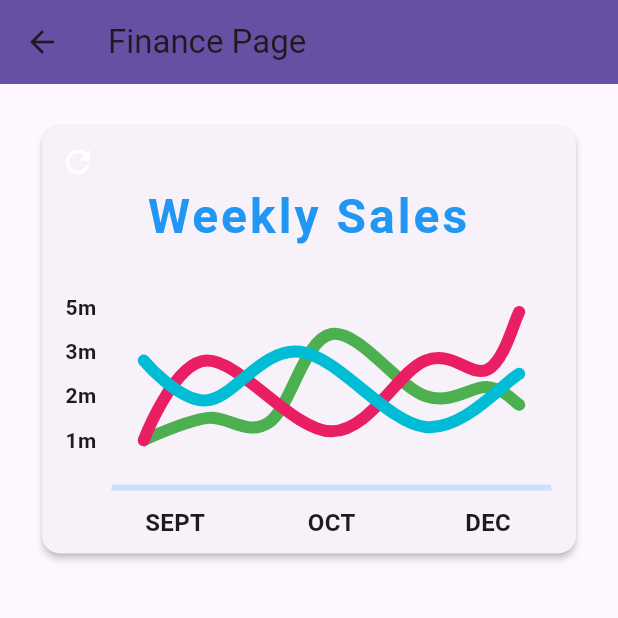
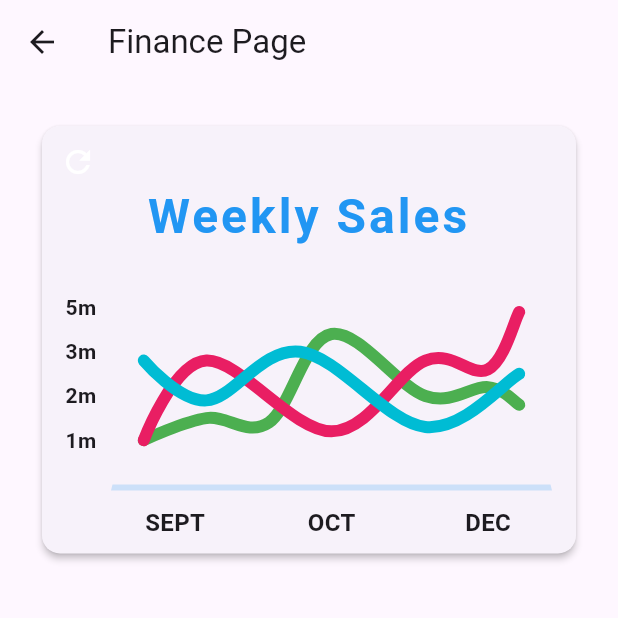
Before and after one commit to GaafarDev/Event-Invitation-App-Invit-, a Flutter app: the FinancePage screen opened directly, on a phone screen of 412 x 824 dp, the top half of it. Run offline on Flutter 3.47's test engine with Material 3 defaults, Android fonts, the phone set to English and light mode, and no system bars; drawn by our look-alikes of fl_chart; our stand-ins replace animated_bottom_navigation_bar, cloud_firestore, firebase_auth, firebase_core; accounts and stored records are empty.

Commit message:
Merged with incomplete finance

```diff
--- a/lib/features/finance/finance_screen.dart
+++ b/lib/features/finance/finance_screen.dart
@@ -29,9 +29,8 @@ class _FinancePageState extends State<FinancePage> {
   Widget build(BuildContext context) {
     return Scaffold(
       appBar: AppBar(
-        title:
-            Text('Finance Page', style: Theme.of(context).textTheme.headline6),
-        backgroundColor: Theme.of(context).primaryColor,
+        title: Text('Finance Page'),
+        // backgroundColor: Theme.of(context).primaryColor,
       ),
       body: Padding(
         padding: const EdgeInsets.all(16.0),
--- a/lib/features/home/home_screen_org.dart
+++ b/lib/features/home/home_screen_org.dart
@@ -6,6 +6,7 @@ import 'package:cloud_firestore/cloud_firestore.dart';
 import 'package:invit/features/auth/login_screen.dart';
 import 'package:invit/features/events/create_event_screen.dart';
 import 'package:invit/features/events/view_organizer_event.dart';
+import 'package:invit/features/finance/finance_screen.dart';
 import 'package:invit/features/home/home_screen.dart';
 import 'package:invit/features/profile/profile_screen.dart';
 import 'package:invit/shared/components/custom-drawer.dart';
@@ -30,7 +31,7 @@ class _HomePageState extends State<HomePageOrg> {
     Text('Org Home Screen'), // Replace with your actual saved screen widget
     OrganizerViewEventScreen(),
     Text('Map'), // Replace with your actual saved screen widget
-    Text('Org Finance'),
+    FinancePage(),
   ];
 
   void _signOut() async {
```
Also changed, not shown: pubspec.lock.
